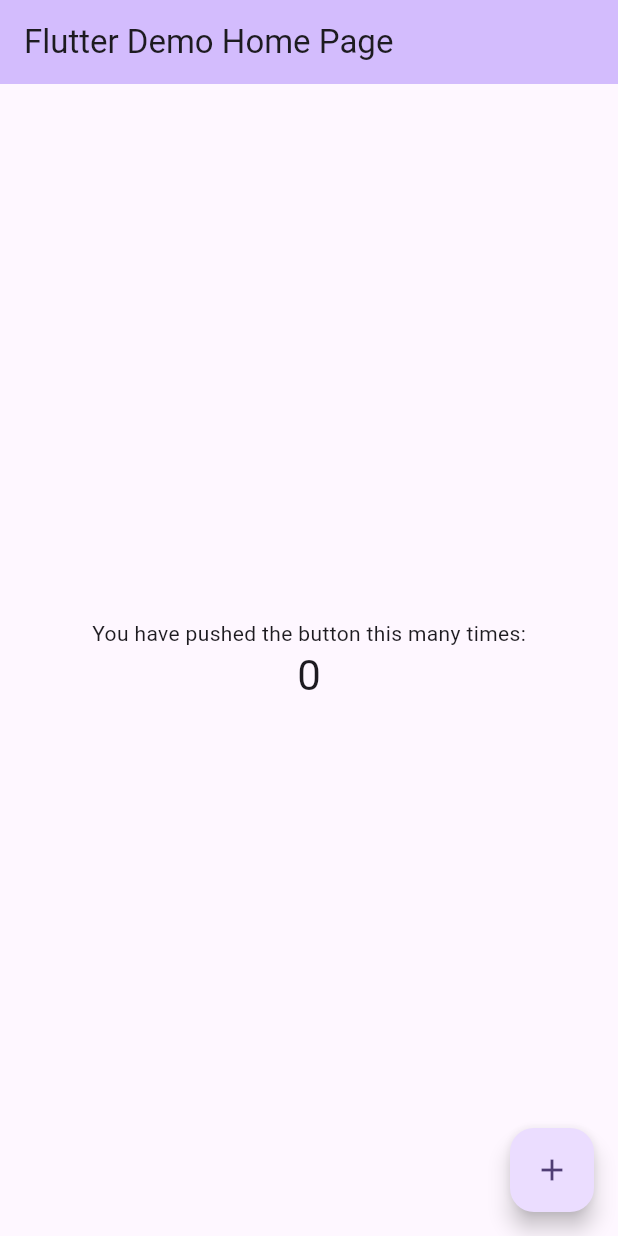
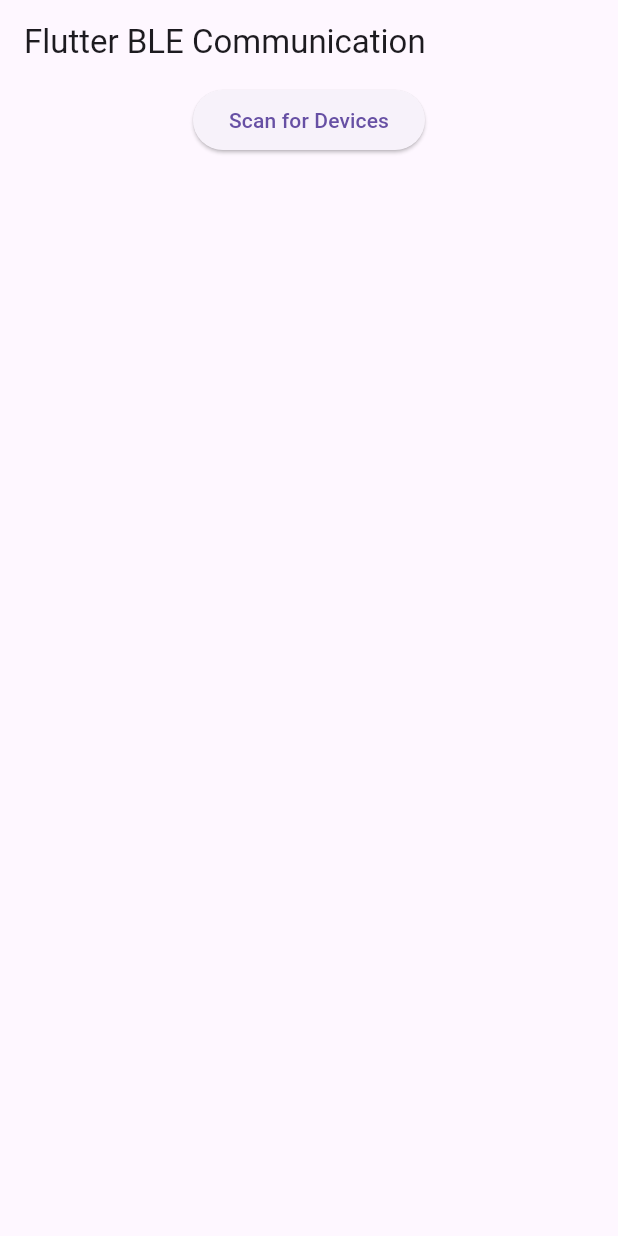
Before and after one commit to MAKER-park/BLE_arduino_weather_casting_prototype, a Flutter app: the screen it shows after launch, on a phone screen of 412 x 824 dp. Run offline on Flutter 3.47's test engine with Material 3 defaults, Android fonts, the light colour scheme and no system bars; our stand-ins replace flutter_blue, permission_handler.

Commit message:
ble serach and add
add

```diff
--- a/ble_application/lib/main.dart
+++ b/ble_application/lib/main.dart
@@ -1,125 +1,146 @@
 import 'package:flutter/material.dart';
+import 'package:flutter_blue/flutter_blue.dart';
+import 'package:permission_handler/permission_handler.dart';
 
 void main() {
-  runApp(const MyApp());
+  WidgetsFlutterBinding.ensureInitialized();
+  runApp(MyApp());
 }
 
 class MyApp extends StatelessWidget {
-  const MyApp({super.key});
-
-  // This widget is the root of your application.
   @override
   Widget build(BuildContext context) {
     return MaterialApp(
-      title: 'Flutter Demo',
+      title: 'Flutter BLE Communication',
       theme: ThemeData(
-        // This is the theme of your application.
-        //
-        // TRY THIS: Try running your application with "flutter run". You'll see
-        // the application has a blue toolbar. Then, without quitting the app,
-        // try changing the seedColor in the colorScheme below to Colors.green
-        // and then invoke "hot reload" (save your changes or press the "hot
-        // reload" button in a Flutter-supported IDE, or press "r" if you used
-        // the command line to start the app).
-        //
-        // Notice that the counter didn't reset back to zero; the application
-        // state is not lost during the reload. To reset the state, use hot
-        // restart instead.
-        //
-        // This works for code too, not just values: Most code changes can be
-        // tested with just a hot reload.
-        colorScheme: ColorScheme.fromSeed(seedColor: Colors.deepPurple),
-        useMaterial3: true,
+        primarySwatch: Colors.blue,
       ),
-      home: const MyHomePage(title: 'Flutter Demo Home Page'),
+      home: MyHomePage(),
     );
   }
 }
 
 class MyHomePage extends StatefulWidget {
-  const MyHomePage({super.key, required this.title});
-
-  // This widget is the home page of your application. It is stateful, meaning
-  // that it has a State object (defined below) that contains fields that affect
-  // how it looks.
-
-  // This class is the configuration for the state. It holds the values (in this
-  // case the title) provided by the parent (in this case the App widget) and
-  // used by the build method of the State. Fields in a Widget subclass are
-  // always marked "final".
-
-  final String title;
-
   @override
-  State<MyHomePage> createState() => _MyHomePageState();
+  _MyHomePageState createState() => _MyHomePageState();
 }
 
 class _MyHomePageState extends State<MyHomePage> {
-  int _counter = 0;
+  FlutterBlue flutterBlue = FlutterBlue.instance;
+  BluetoothDevice? _device;
+  BluetoothCharacteristic? _characteristic;
+  List<BluetoothDevice> _devicesList = [];
+  bool _isScanning = false;
 
-  void _incrementCounter() {
+  @override
+  void initState() {
+    super.initState();
+    _requestPermissions().then((_) {
+      _scanForDevices();
+    });
+  }
+
+  Future<void> _requestPermissions() async {
+    if (await Permission.bluetoothScan.request().isGranted &&
+        await Permission.bluetoothConnect.request().isGranted &&
+        await Permission.location.request().isGranted) {
+      // Permissions granted
+    }
+  }
+
+  void _scanForDevices() {
+    if (_isScanning) {
+      flutterBlue.stopScan();
+    }
+
     setState(() {
-      // This call to setState tells the Flutter framework that something has
-      // changed in this State, which causes it to rerun the build method below
-      // so that the display can reflect the updated values. If we changed
-      // _counter without calling setState(), then the build method would not be
-      // called again, and so nothing would appear to happen.
-      _counter++;
+      _isScanning = true;
     });
+
+    flutterBlue.startScan(timeout: Duration(seconds: 4)).catchError((error) {
+      print("Error starting scan: $error");
+    });
+
+    flutterBlue.scanResults.listen((results) {
+      setState(() {
+        _devicesList = results.map((result) => result.device).toList();
+        _isScanning = false;
+      });
+    });
+
+    flutterBlue.isScanning.listen((isScanning) {
+      setState(() {
+        _isScanning = isScanning;
+      });
+    });
+  }
+
+  void _connectToDevice(BluetoothDevice device) async {
+    await device.connect();
+    _device = device;
+
+    List<BluetoothService> services = await device.discoverServices();
+    services.forEach((service) {
+      if (service.uuid.toString() == "0000180c-0000-1000-8000-00805f9b34fb") {
+        service.characteristics.forEach((characteristic) {
+          if (characteristic.uuid.toString() == "00002a56-0000-1000-8000-00805f9b34fb") {
+            _characteristic = characteristic;
+          }
+        });
+      }
+    });
+
+    setState(() {}); // Update the UI after connection
+  }
+
+  void _sendMessage(bool message) async {
+    if (_characteristic != null) {
+      await _characteristic!.write([message ? 1 : 0]);
+    }
   }
 
   @override
   Widget build(BuildContext context) {
-    // This method is rerun every time setState is called, for instance as done
-    // by the _incrementCounter method above.
-    //
-    // The Flutter framework has been optimized to make rerunning build methods
-    // fast, so that you can just rebuild anything that needs updating rather
-    // than having to individually change instances of widgets.
     return Scaffold(
       appBar: AppBar(
-        // TRY THIS: Try changing the color here to a specific color (to
-        // Colors.amber, perhaps?) and trigger a hot reload to see the AppBar
-        // change color while the other colors stay the same.
-        backgroundColor: Theme.of(context).colorScheme.inversePrimary,
-        // Here we take the value from the MyHomePage object that was created by
-        // the App.build method, and use it to set our appbar title.
-        title: Text(widget.title),
+        title: Text('Flutter BLE Communication'),
       ),
       body: Center(
-        // Center is a layout widget. It takes a single child and positions it
-        // in the middle of the parent.
         child: Column(
-          // Column is also a layout widget. It takes a list of children and
-          // arranges them vertically. By default, it sizes itself to fit its
-          // children horizontally, and tries to be as tall as its parent.
-          //
-          // Column has various properties to control how it sizes itself and
-          // how it positions its children. Here we use mainAxisAlignment to
-          // center the children vertically; the main axis here is the vertical
-          // axis because Columns are vertical (the cross axis would be
-          // horizontal).
-          //
-          // TRY THIS: Invoke "debug painting" (choose the "Toggle Debug Paint"
-          // action in the IDE, or press "p" in the console), to see the
-          // wireframe for each widget.
           mainAxisAlignment: MainAxisAlignment.center,
           children: <Widget>[
-            const Text(
-              'You have pushed the button this many times:',
+            ElevatedButton(
+              onPressed: _scanForDevices,
+              child: Text(_isScanning ? 'Scanning...' : 'Scan for Devices'),
             ),
-            Text(
-              '$_counter',
-              style: Theme.of(context).textTheme.headlineMedium,
+            SizedBox(height: 20),
+            Expanded(
+              child: ListView.builder(
+                itemCount: _devicesList.length,
+                itemBuilder: (context, index) {
+                  return ListTile(
+                    title: Text(_devicesList[index].name),
+                    subtitle: Text(_devicesList[index].id.toString()),
+                    onTap: () => _connectToDevice(_devicesList[index]),
+                  );
+                },
+              ),
             ),
+            SizedBox(height: 20),
+            if (_device != null) ...[
+              Text('Connected to ${_device!.name}'),
+              ElevatedButton(
+                onPressed: () => _sendMessage(true),
+                child: Text('Send ON Message'),
+              ),
+              ElevatedButton(
+                onPressed: () => _sendMessage(false),
+                child: Text('Send OFF Message'),
+              ),
+            ],
           ],
         ),
       ),
-      floatingActionButton: FloatingActionButton(
-        onPressed: _incrementCounter,
-        tooltip: 'Increment',
-        child: const Icon(Icons.add),
-      ), // This trailing comma makes auto-formatting nicer for build methods.
     );
   }
 }
--- a/ble_application/pubspec.yaml
+++ b/ble_application/pubspec.yaml
@@ -31,6 +31,7 @@ dependencies:
   flutter:
     sdk: flutter
   flutter_blue: ^0.8.0
+  permission_handler: ^10.2.0
 
 
   # The following adds the Cupertino Icons font to your application.
```
Also changed, not shown: ble_application/pubspec.lock, 4 other files.
